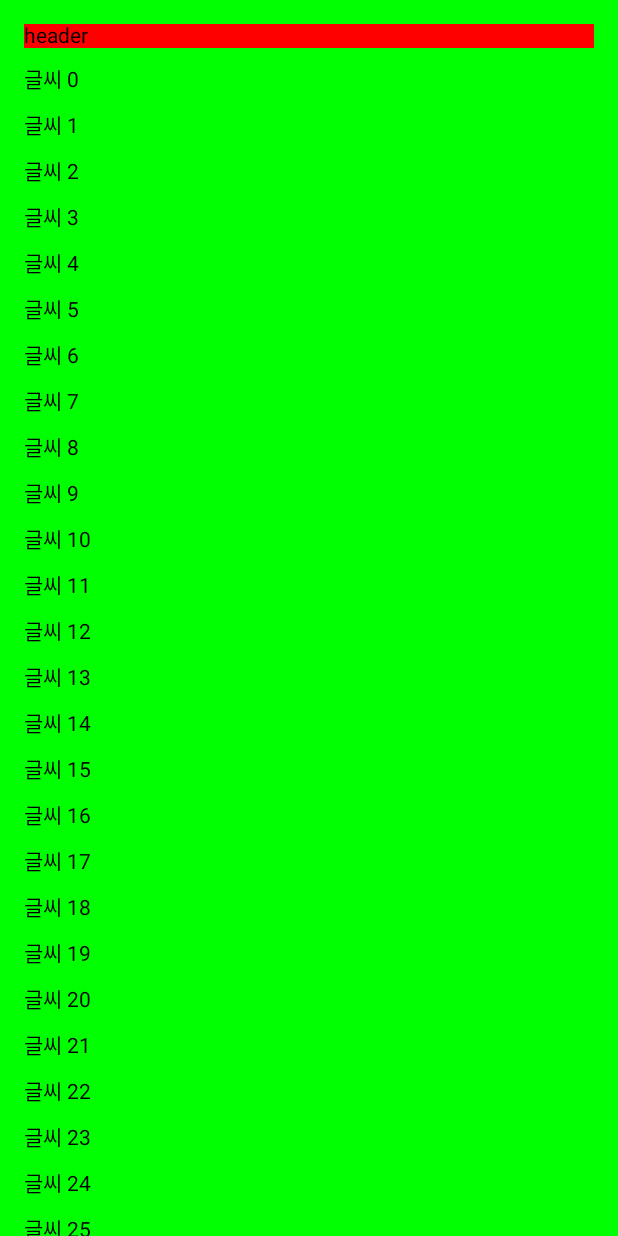
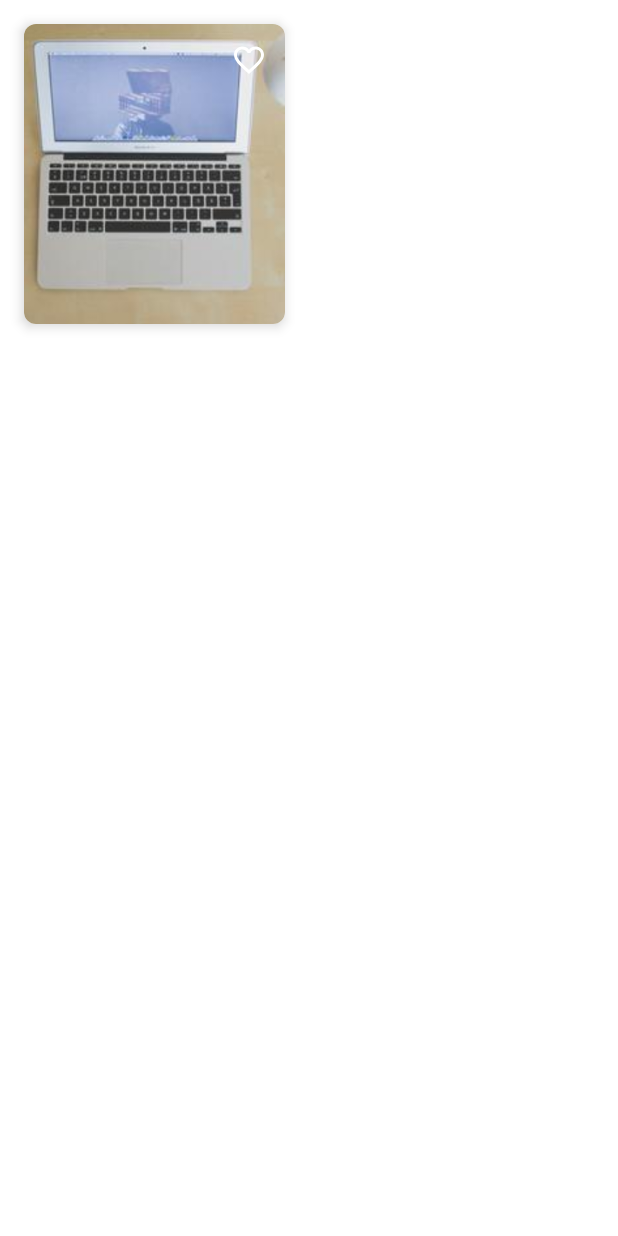
Before and after one commit to NunciosChums/JetpackCompseLearn, an Android app built with Jetpack Compose: the screen it shows after launch (MainActivity), on a phone screen of 412 x 824 dp. Run offline under Robolectric (Android 15) with nearby library versions, the light colour scheme and no system bars.

Commit message:
Image, Card, State

```diff
--- a/1_basic/app/src/main/java/kr/susemi99/basic/MainActivity.kt
+++ b/1_basic/app/src/main/java/kr/susemi99/basic/MainActivity.kt
@@ -3,35 +3,71 @@ package kr.susemi99.basic
 import android.os.Bundle
 import androidx.activity.ComponentActivity
 import androidx.activity.compose.setContent
-import androidx.compose.foundation.background
-import androidx.compose.foundation.layout.Arrangement
-import androidx.compose.foundation.layout.PaddingValues
-import androidx.compose.foundation.layout.fillMaxWidth
-import androidx.compose.foundation.lazy.LazyColumn
-import androidx.compose.material.Text
+import androidx.compose.foundation.Image
+import androidx.compose.foundation.layout.*
+import androidx.compose.foundation.shape.RoundedCornerShape
+import androidx.compose.material.Card
+import androidx.compose.material.Icon
+import androidx.compose.material.IconButton
+import androidx.compose.material.icons.Icons
+import androidx.compose.material.icons.filled.Favorite
+import androidx.compose.material.icons.filled.FavoriteBorder
+import androidx.compose.runtime.Composable
+import androidx.compose.runtime.getValue
+import androidx.compose.runtime.mutableStateOf
+import androidx.compose.runtime.saveable.rememberSaveable
+import androidx.compose.runtime.setValue
+import androidx.compose.ui.Alignment
 import androidx.compose.ui.Modifier
 import androidx.compose.ui.graphics.Color
+import androidx.compose.ui.layout.ContentScale
+import androidx.compose.ui.res.painterResource
 import androidx.compose.ui.unit.dp
 
 class MainActivity : ComponentActivity() {
   override fun onCreate(savedInstanceState: Bundle?) {
     super.onCreate(savedInstanceState)
     setContent {
-      LazyColumn(
-        Modifier
-          .background(Color.Green)
-          .fillMaxWidth(),
-        contentPadding = PaddingValues(16.dp),
-        verticalArrangement = Arrangement.spacedBy(10.dp)
-      ) {
-        item { Text("header",
-          Modifier
-            .background(Color.Red)
-            .fillMaxWidth()) }
-        items(50) { index ->
-          Text("글씨 $index")
+      var isFavorite by rememberSaveable { mutableStateOf(false) }
+
+      ImageCard(
+        modifier = Modifier
+          .fillMaxWidth(0.5f)
+          .padding(16.dp),
+        isFavorite = isFavorite
+      ) { favorite -> isFavorite = favorite }
+    }
+  }
+}
+
+@Composable
+fun ImageCard(
+  modifier: Modifier = Modifier,
+  isFavorite: Boolean,
+  onTabFavorite: (Boolean) -> Unit
+) {
+  Card(
+    shape = RoundedCornerShape(8.dp),
+    elevation = 5.dp,
+    modifier = modifier
+  ) {
+    Box(Modifier.height(200.dp)) {
+      Image(
+        painter = painterResource(id = R.drawable.poster),
+        contentDescription = "포스터",
+        contentScale = ContentScale.Crop,
+        modifier = Modifier.fillMaxSize()
+      )
+      Box(modifier = Modifier.fillMaxSize(), contentAlignment = Alignment.TopEnd) {
+        IconButton(onClick = {
+          onTabFavorite(!isFavorite)
+        }) {
+          Icon(
+            imageVector = if (isFavorite) Icons.Default.Favorite else Icons.Default.FavoriteBorder,
+            contentDescription = "favorite",
+            tint = Color.White
+          )
         }
-        item { Text("footer") }
       }
     }
   }
```
Also changed, not shown: 1_basic/app/src/main/res/drawable/poster.jpg (added).
